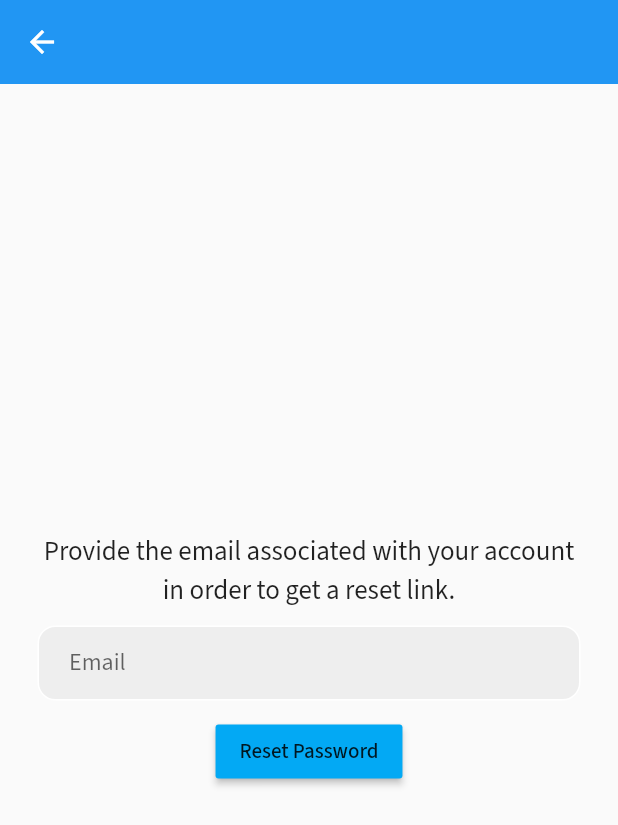
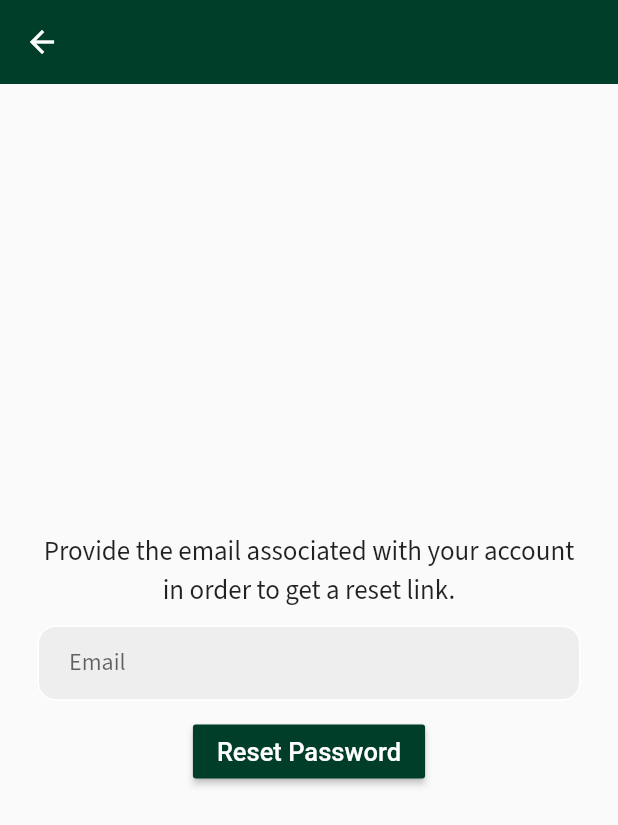
Before and after one commit to AfaqAnwar/money-manager, a Flutter app: the ForgotPasswordPage screen opened directly, on a phone screen of 412 x 824 dp. Shown: the top 825 px of the screen. Run offline on Flutter 3.47's test engine with Material 2 defaults, Android fonts, the phone set to English and light mode, and no system bars; our stand-ins replace cloud_firestore, date_format, firebase_auth, firebase_core, firebase_database, google_fonts and 1 more; missing offline and left inert: loop_page_view, simple_form_builder, survey_kit, xen_popup_card; accounts and stored records are empty.

Commit message:
UI Changes

```diff
--- a/lib/pages/registration_signup/forgot_password_page.dart
+++ b/lib/pages/registration_signup/forgot_password_page.dart
@@ -1,11 +1,14 @@
 import 'package:firebase_auth/firebase_auth.dart';
 import 'package:flutter/material.dart';
+import 'package:google_fonts/google_fonts.dart';
+import 'package:moneymanager/utils/colors.dart';
 
 // Reset Password Page
 class ForgotPasswordPage extends StatefulWidget {
   const ForgotPasswordPage({Key? key}) : super(key: key);
 
   @override
+  // ignore: library_private_types_in_public_api
   _ForgotPasswordPageState createState() => _ForgotPasswordPageState();
 }
 
@@ -26,7 +29,20 @@ class _ForgotPasswordPageState extends State<ForgotPasswordPage> {
           context: context,
           builder: (context) {
             return AlertDialog(
-              content: Text('Password Reset Link Sent! Check your inbox.'),
+              shape: const RoundedRectangleBorder(
+                  borderRadius: BorderRadius.all(Radius.circular(20.0))),
+              titleTextStyle: GoogleFonts.roboto(
+                  color: AppColor.customLightGreen,
+                  fontWeight: FontWeight.w800,
+                  fontSize: 24),
+              contentTextStyle:
+                  GoogleFonts.roboto(color: Colors.black, fontSize: 16),
+              content: Text(
+                'Password Reset Link Sent! Check your inbox.',
+                style: GoogleFonts.roboto(
+                    color: AppColor.customDarkGreen,
+                    fontWeight: FontWeight.w600),
+              ),
             );
           });
     } on FirebaseAuthException catch (e) {
@@ -44,21 +60,21 @@ class _ForgotPasswordPageState extends State<ForgotPasswordPage> {
   Widget build(BuildContext context) {
     return Scaffold(
       appBar: AppBar(
-        backgroundColor: Colors.blue,
+        backgroundColor: AppColor.customDarkGreen,
         elevation: 0,
       ),
       body: Column(
         mainAxisAlignment: MainAxisAlignment.center,
         children: [
-          Padding(
-            padding: const EdgeInsets.symmetric(horizontal: 25),
+          const Padding(
+            padding: EdgeInsets.symmetric(horizontal: 25),
             child: Text(
               'Provide the email associated with your account in order to get a reset link.',
               textAlign: TextAlign.center,
               style: TextStyle(fontSize: 18),
             ),
           ),
-          SizedBox(height: 10),
+          const SizedBox(height: 10),
           Padding(
             padding: const EdgeInsets.symmetric(horizontal: 25),
             child: Container(
@@ -71,7 +87,7 @@ class _ForgotPasswordPageState extends State<ForgotPasswordPage> {
                 padding: const EdgeInsets.only(left: 20.0),
                 child: TextField(
                   controller: emailController,
-                  decoration: InputDecoration(
+                  decoration: const InputDecoration(
                     border: InputBorder.none,
                     hintText: 'Email',
                   ),
@@ -79,11 +95,17 @@ class _ForgotPasswordPageState extends State<ForgotPasswordPage> {
               ),
             ),
           ),
-          SizedBox(height: 10),
+          const SizedBox(height: 10),
           MaterialButton(
             onPressed: passwordReset,
-            child: Text('Reset Password'),
-            color: Colors.lightBlue,
+            color: AppColor.customDarkGreen,
+            child: Text('Reset Password',
+                textAlign: TextAlign.center,
+                style: GoogleFonts.roboto(
+                  fontSize: 17,
+                  color: Colors.white,
+                  fontWeight: FontWeight.w500,
+                )),
           ),
         ],
       ),
```
